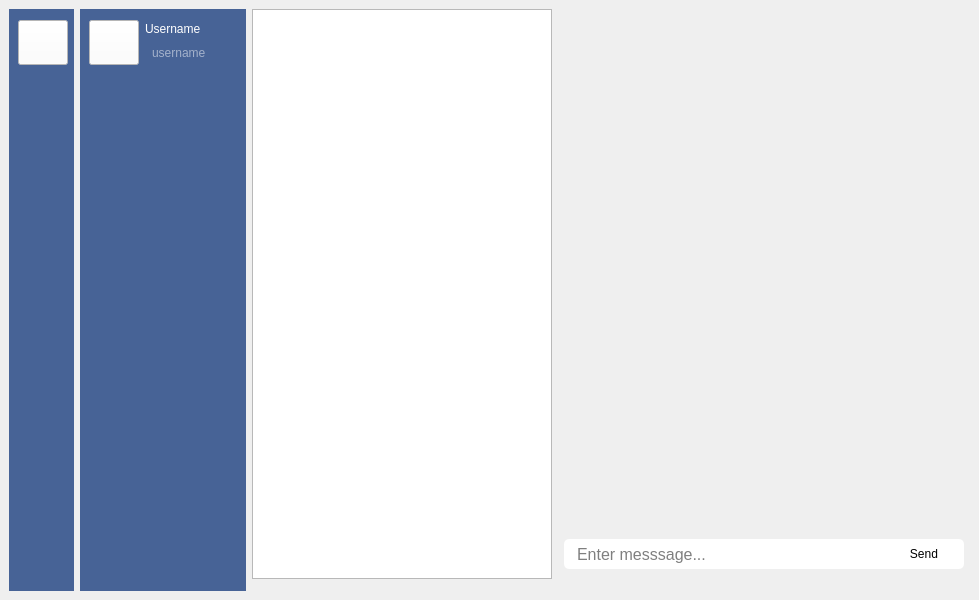
Old version of the form ui_files/main_window.ui in the repository Diamondman51/telegram.
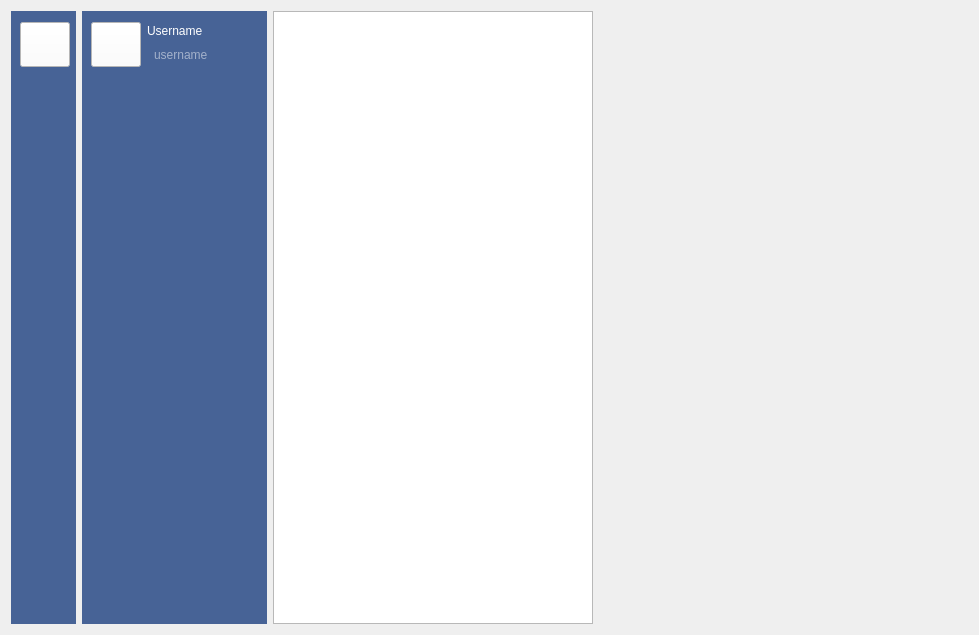
New version of the form. Icons and pictures are not drawn.

Commit message: added stacked widget dialog for each user

```diff
--- a/ui_files/main_window.ui
+++ b/ui_files/main_window.ui
@@ -7,148 +7,90 @@
     <x>0</x>
     <y>0</y>
     <width>979</width>
-    <height>600</height>
+    <height>635</height>
    </rect>
   </property>
   <property name="windowTitle">
    <string>Form</string>
   </property>
-  <layout class="QGridLayout" name="gridLayout_2">
-   <property name="leftMargin">
-    <number>9</number>
-   </property>
-   <property name="topMargin">
-    <number>9</number>
-   </property>
-   <property name="rightMargin">
-    <number>9</number>
-   </property>
-   <property name="bottomMargin">
-    <number>9</number>
-   </property>
-   <property name="spacing">
-    <number>6</number>
-   </property>
-   <item row="0" column="3" colspan="2">
-    <widget class="QStackedWidget" name="stackedWidget">
-     <widget class="QWidget" name="page">
-      <property name="styleSheet">
-       <string notr="true">#page {
-border-image: url(':tg_bg_img_2');
-background-repeat:no-repeat;
-background-position: center;
-}</string>
-      </property>
-      <layout class="QVBoxLayout" name="verticalLayout_2">
-       <property name="spacing">
-        <number>0</number>
-       </property>
-       <property name="leftMargin">
-        <number>6</number>
-       </property>
-       <property name="topMargin">
-        <number>0</number>
-       </property>
-       <property name="rightMargin">
-        <number>6</number>
-       </property>
-       <property name="bottomMargin">
-        <number>10</number>
-       </property>
-       <item>
-        <widget class="QListWidget" name="listWidget_for_messages">
-         <property name="minimumSize">
-          <size>
-           <width>400</width>
-           <height>0</height>
-          </size>
-         </property>
-         <property name="styleSheet">
-          <string notr="true">color: rgb(255, 255, 255);
-background-color: rgba(255, 255, 255,0);
-border:none</string>
-         </property>
-         <property name="verticalScrollMode">
-          <enum>QAbstractItemView::ScrollPerPixel</enum>
-         </property>
-        </widget>
-       </item>
-       <item>
-        <widget class="QWidget" name="widget_3" native="true">
-         <property name="styleSheet">
-          <string notr="true">background-color: rgb(255, 255, 255);
-border:none;
-border-radius: 5;</string>
-         </property>
-         <layout class="QHBoxLayout" name="horizontalLayout">
-          <property name="spacing">
-           <number>0</number>
-          </property>
-          <property name="leftMargin">
-           <number>6</number>
-          </property>
-          <property name="topMargin">
-           <number>0</number>
-          </property>
-          <property name="rightMargin">
-           <number>15</number>
-          </property>
-          <property name="bottomMargin">
-           <number>0</number>
-          </property>
-          <item>
-           <widget class="QLineEdit" name="message_lineEdit">
-            <property name="minimumSize">
-             <size>
-              <width>0</width>
-              <height>30</height>
-             </size>
-            </property>
-            <property name="font">
-             <font>
-              <pointsize>12</pointsize>
-             </font>
-            </property>
-            <property name="styleSheet">
-             <string notr="true">padding:  0 0 0 5;</string>
-            </property>
-            <property name="placeholderText">
-             <string>Enter messsage...</string>
-            </property>
-           </widget>
-          </item>
-          <item>
-           <widget class="QPushButton" name="btn_send_message">
-            <property name="minimumSize">
-             <size>
-              <width>50</width>
-              <height>22</height>
-             </size>
-            </property>
-            <property name="styleSheet">
-             <string notr="true">#btn_send_message:pressed {
-	margin: 1 0 0 1
-}
-
-#btn_send_message:hover {
-	border: 1 solid rgb(105, 183, 255);
-	border-radius: 5;
-}</string>
-            </property>
-            <property name="text">
-             <string>Send</string>
-            </property>
-           </widget>
-          </item>
-         </layout>
-        </widget>
-       </item>
-      </layout>
-     </widget>
-     <widget class="QWidget" name="page_2"/>
+  <layout class="QGridLayout" name="gridLayout_3">
+   <item row="0" column="0">
+    <widget class="QWidget" name="widget" native="true">
+     <property name="maximumSize">
+      <size>
+       <width>65</width>
+       <height>16777215</height>
+      </size>
+     </property>
+     <property name="styleSheet">
+      <string notr="true">background-color: rgb(71, 99, 150);
+</string>
+     </property>
+     <layout class="QVBoxLayout" name="verticalLayout">
+      <item>
+       <widget class="QPushButton" name="btn_menu_1">
+        <property name="minimumSize">
+         <size>
+          <width>50</width>
+          <height>45</height>
+         </size>
+        </property>
+        <property name="maximumSize">
+         <size>
+          <width>50</width>
+          <height>40</height>
+         </size>
+        </property>
+        <property name="styleSheet">
+         <string notr="true">background-color: rgb(255, 255, 255);</string>
+        </property>
+        <property name="icon">
+         <iconset resource="../images/res.qrc">
+          <normaloff>:/menu.png</normaloff>:/menu.png</iconset>
+        </property>
+        <property name="iconSize">
+         <size>
+          <width>32</width>
+          <height>32</height>
+         </size>
+        </property>
+        <property name="checkable">
+         <bool>true</bool>
+        </property>
+        <property name="checked">
+         <bool>false</bool>
+        </property>
+        <property name="autoRepeat">
+         <bool>false</bool>
+        </property>
+        <property name="autoExclusive">
+         <bool>true</bool>
+        </property>
+        <property name="autoRepeatDelay">
+         <number>1000</number>
+        </property>
+        <property name="autoRepeatInterval">
+         <number>50</number>
+        </property>
+       </widget>
+      </item>
+      <item>
+       <spacer name="verticalSpacer">
+        <property name="orientation">
+         <enum>Qt::Vertical</enum>
+        </property>
+        <property name="sizeHint" stdset="0">
+         <size>
+          <width>20</width>
+          <height>541</height>
+         </size>
+        </property>
+       </spacer>
+      </item>
+     </layout>
     </widget>
    </item>
-   <item row="0" column="1" rowspan="3">
+   <item row="0" column="1">
     <widget class="QWidget" name="widget_2" native="true">
      <property name="minimumSize">
       <size>
@@ -167,6 +109,22 @@
 </string>
      </property>
      <layout class="QGridLayout" name="gridLayout">
+      <item row="0" column="1">
+       <widget class="QLabel" name="label">
+        <property name="sizePolicy">
+         <sizepolicy hsizetype="Preferred" vsizetype="Preferred">
+          <horstretch>0</horstretch>
+          <verstretch>0</verstretch>
+         </sizepolicy>
+        </property>
+        <property name="styleSheet">
+         <string notr="true">color: rgb(255, 255, 255);</string>
+        </property>
+        <property name="text">
+         <string>Username</string>
+        </property>
+       </widget>
+      </item>
       <item row="2" column="1">
        <spacer name="verticalSpacer_2">
         <property name="orientation">
@@ -180,8 +138,61 @@
         </property>
        </spacer>
       </item>
+      <item row="0" column="0" rowspan="2">
+       <widget class="QPushButton" name="btn_menu_2">
+        <property name="minimumSize">
+         <size>
+          <width>50</width>
+          <height>45</height>
+         </size>
+        </property>
+        <property name="maximumSize">
+         <size>
+          <width>50</width>
+          <height>40</height>
+         </size>
+        </property>
+        <property name="styleSheet">
+         <string notr="true">background-color: rgb(255, 255, 255);</string>
+        </property>
+        <property name="text">
+         <string/>
+        </property>
+        <property name="icon">
+         <iconset resource="../images/res.qrc">
+          <normaloff>:/menu.png</normaloff>:/menu.png</iconset>
+        </property>
+        <property name="iconSize">
+         <size>
+          <width>32</width>
+          <height>32</height>
+         </size>
+        </property>
+        <property name="checkable">
+         <bool>true</bool>
+        </property>
+        <property name="autoRepeat">
+         <bool>false</bool>
+        </property>
+        <property name="autoExclusive">
+         <bool>true</bool>
+        </property>
+        <property name="autoRepeatDelay">
+         <number>1000</number>
+        </property>
+        <property name="autoRepeatInterval">
+         <number>50</number>
+        </property>
+       </widget>
+      </item>
       <item row="1" column="1">
        <widget class="QLineEdit" name="username_LineEdit">
+        <property name="sizePolicy">
+         <sizepolicy hsizetype="Minimum" vsizetype="Fixed">
+          <horstretch>0</horstretch>
+          <verstretch>0</verstretch>
+         </sizepolicy>
+        </property>
         <property name="styleSheet">
          <string notr="true">padding: 0 0 2 5;
 color: white;
@@ -192,136 +203,6 @@
         </property>
        </widget>
       </item>
-      <item row="0" column="0" rowspan="2">
-       <widget class="QPushButton" name="btn_menu_2">
-        <property name="minimumSize">
-         <size>
-          <width>50</width>
-          <height>45</height>
-         </size>
-        </property>
-        <property name="maximumSize">
-         <size>
-          <width>50</width>
-          <height>40</height>
-         </size>
-        </property>
-        <property name="styleSheet">
-         <string notr="true">background-color: rgb(255, 255, 255);</string>
-        </property>
-        <property name="text">
-         <string/>
-        </property>
-        <property name="icon">
-         <iconset resource="../images/res.qrc">
-          <normaloff>:/menu.png</normaloff>:/menu.png</iconset>
-        </property>
-        <property name="iconSize">
-         <size>
-          <width>32</width>
-          <height>32</height>
-         </size>
-        </property>
-        <property name="checkable">
-         <bool>true</bool>
-        </property>
-        <property name="autoExclusive">
-         <bool>true</bool>
-        </property>
-        <property name="autoRepeatDelay">
-         <number>300</number>
-        </property>
-        <property name="autoRepeatInterval">
-         <number>100</number>
-        </property>
-       </widget>
-      </item>
-      <item row="0" column="1">
-       <widget class="QLabel" name="label">
-        <property name="styleSheet">
-         <string notr="true">color: rgb(255, 255, 255);</string>
-        </property>
-        <property name="text">
-         <string>Username</string>
-        </property>
-       </widget>
-      </item>
-     </layout>
-    </widget>
-   </item>
-   <item row="0" column="0" rowspan="3">
-    <widget class="QWidget" name="widget" native="true">
-     <property name="maximumSize">
-      <size>
-       <width>65</width>
-       <height>16777215</height>
-      </size>
-     </property>
-     <property name="styleSheet">
-      <string notr="true">background-color: rgb(71, 99, 150);
-</string>
-     </property>
-     <layout class="QVBoxLayout" name="verticalLayout">
-      <item>
-       <widget class="QPushButton" name="btn_menu_1">
-        <property name="minimumSize">
-         <size>
-          <width>50</width>
-          <height>45</height>
-         </size>
-        </property>
-        <property name="maximumSize">
-         <size>
-          <width>50</width>
-          <height>40</height>
-         </size>
-        </property>
-        <property name="styleSheet">
-         <string notr="true">background-color: rgb(255, 255, 255);</string>
-        </property>
-        <property name="icon">
-         <iconset resource="../images/res.qrc">
-          <normaloff>:/menu.png</normaloff>:/menu.png</iconset>
-        </property>
-        <property name="iconSize">
-         <size>
-          <width>32</width>
-          <height>32</height>
-         </size>
-        </property>
-        <property name="checkable">
-         <bool>true</bool>
-        </property>
-        <property name="checked">
-         <bool>false</bool>
-        </property>
-        <property name="autoRepeat">
-         <bool>false</bool>
-        </property>
-        <property name="autoExclusive">
-         <bool>true</bool>
-        </property>
-        <property name="autoRepeatDelay">
-         <number>300</number>
-        </property>
-        <property name="autoRepeatInterval">
-         <number>100</number>
-        </property>
-       </widget>
-      </item>
-      <item>
-       <spacer name="verticalSpacer">
-        <property name="orientation">
-         <enum>Qt::Vertical</enum>
-        </property>
-        <property name="sizeHint" stdset="0">
-         <size>
-          <width>20</width>
-          <height>541</height>
-         </size>
-        </property>
-       </spacer>
-      </item>
      </layout>
     </widget>
    </item>
@@ -339,6 +220,18 @@
        <height>16777215</height>
       </size>
      </property>
+     <property name="styleSheet">
+      <string notr="true">alternate-background-color: rgb(129, 196, 255);</string>
+     </property>
+     <property name="alternatingRowColors">
+      <bool>true</bool>
+     </property>
+    </widget>
+   </item>
+   <item row="0" column="3">
+    <widget class="QStackedWidget" name="stackedWidget">
+     <widget class="QWidget" name="stackedWidgetPage2"/>
+     <widget class="QWidget" name="stackedWidgetPage1"/>
     </widget>
    </item>
   </layout>
```
Left out of the diff: 80 changed lines with no effect on the pictures. The commit also changes 23 other files.
